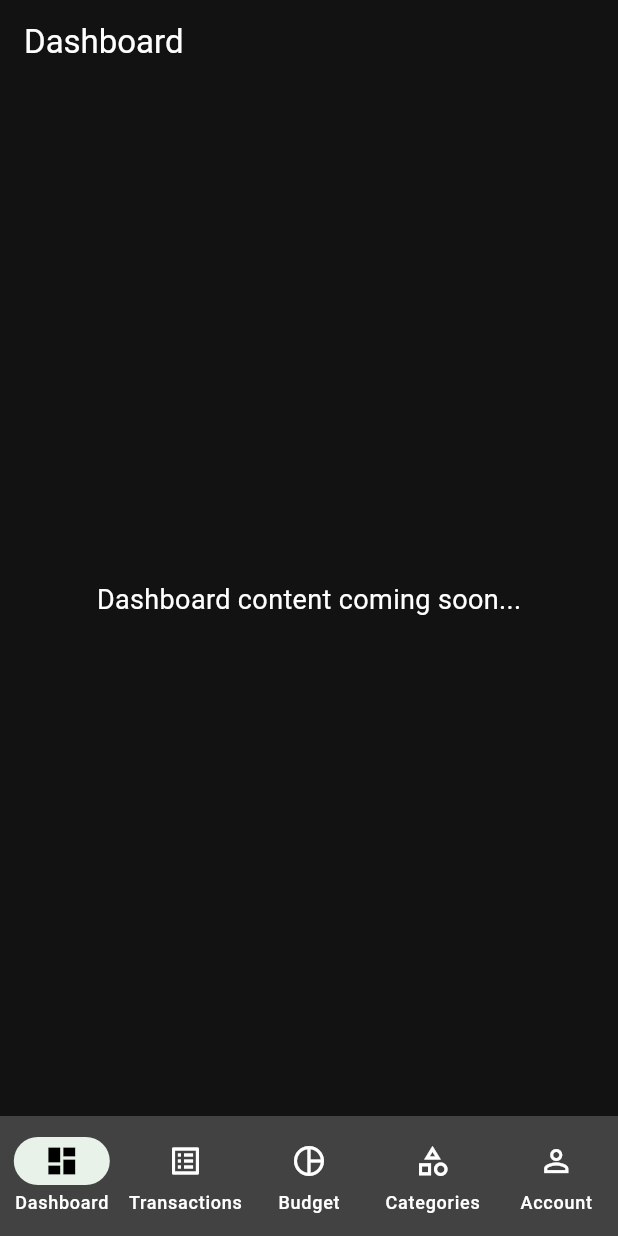
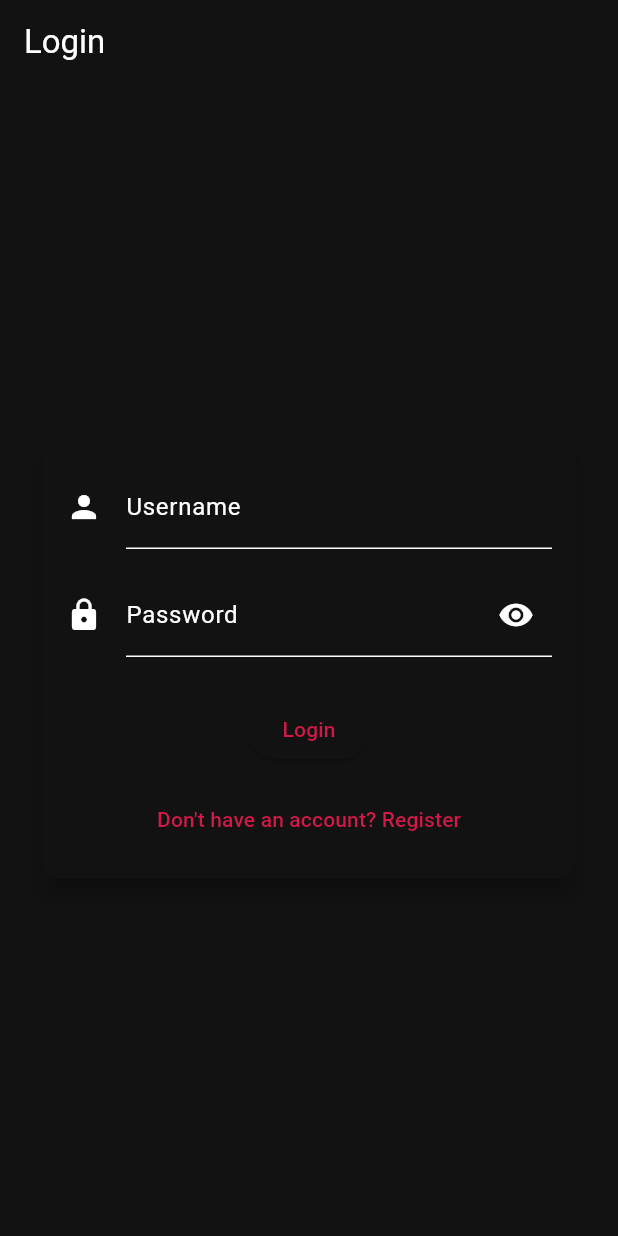
Before and after one commit to Workflow-Manager-admin/finance-tracker-and-budgeting-app-4705fa40, a Flutter app: the screen it shows after launch, on a phone screen of 412 x 824 dp. Run offline on Flutter 3.47's test engine with Material 3 defaults, Android fonts, the phone set to English and light mode, and no system bars; our stand-ins replace flutter_riverpod, shared_preferences.

Commit message:
CheckPoint - cg28a62060

```diff
--- a/finance_tracker_frontend/lib/main.dart
+++ b/finance_tracker_frontend/lib/main.dart
@@ -7,18 +7,22 @@ import 'screens/budget_screen.dart';
 import 'screens/categories_screen.dart';
 import 'screens/account_screen.dart';
 
+import 'screens/login_screen.dart';
+import 'producers/auth_provider.dart';
+
 // PUBLIC_INTERFACE
 void main() {
   /// App Entry: Wrap in ProviderScope for Riverpod state management
   runApp(const ProviderScope(child: MyApp()));
 }
 
-class MyApp extends StatelessWidget {
+class MyApp extends ConsumerWidget {
   const MyApp({super.key});
 
   /// Root MaterialApp of the application, with route configuration.
   @override
-  Widget build(BuildContext context) {
+  Widget build(BuildContext context, WidgetRef ref) {
+    final auth = ref.watch(authProvider);
     return MaterialApp(
       title: 'Finance Tracker',
       debugShowCheckedModeBanner: false,
@@ -31,7 +35,9 @@ class MyApp extends StatelessWidget {
         ),
         useMaterial3: true,
       ),
-      home: const MainNavigation(),
+      home: auth.isAuthenticated
+          ? const MainNavigation()
+          : const LoginScreen(),
     );
   }
 }
--- /dev/null
+++ b/finance_tracker_frontend/lib/screens/login_screen.dart
@@ -0,0 +1,117 @@
+import 'package:flutter/material.dart';
+import 'package:flutter_riverpod/flutter_riverpod.dart';
+import '../producers/auth_provider.dart';
+import 'register_screen.dart';
+
+class LoginScreen extends ConsumerStatefulWidget {
+  const LoginScreen({Key? key}) : super(key: key);
+
+  @override
+  ConsumerState<LoginScreen> createState() => _LoginScreenState();
+}
+
+class _LoginScreenState extends ConsumerState<LoginScreen> {
+  final _formKey = GlobalKey<FormState>();
+  String _username = '';
+  String _password = '';
+  bool _obscurePassword = true;
+
+  @override
+  Widget build(BuildContext context) {
+    final auth = ref.watch(authProvider);
+
+    return Scaffold(
+      appBar: AppBar(title: const Text('Login')),
+      body: Center(
+        child: SingleChildScrollView(
+          padding: const EdgeInsets.all(24.0),
+          child: ConstrainedBox(
+            constraints: const BoxConstraints(maxWidth: 400),
+            child: Card(
+              elevation: 6,
+              child: Padding(
+                padding: const EdgeInsets.all(16.0),
+                child: Form(
+                  key: _formKey,
+                  child: Column(
+                    mainAxisSize: MainAxisSize.min,
+                    children: [
+                      if (auth.error != null)
+                        Padding(
+                          padding: const EdgeInsets.symmetric(vertical: 8.0),
+                          child: Text(
+                            auth.error!,
+                            style: const TextStyle(color: Colors.red),
+                          ),
+                        ),
+                      TextFormField(
+                        enabled: !auth.isLoading,
+                        decoration: const InputDecoration(
+                          icon: Icon(Icons.person),
+                          labelText: 'Username',
+                        ),
+                        onChanged: (value) => _username = value,
+                        validator: (val) => val == null || val.isEmpty ? 'Required' : null,
+                      ),
+                      const SizedBox(height: 16),
+                      TextFormField(
+                        enabled: !auth.isLoading,
+                        obscureText: _obscurePassword,
+                        decoration: InputDecoration(
+                          icon: const Icon(Icons.lock),
+                          labelText: 'Password',
+                          suffixIcon: IconButton(
+                            icon: Icon(_obscurePassword
+                                ? Icons.visibility
+                                : Icons.visibility_off),
+                            onPressed: () {
+                              setState(() {
+                                _obscurePassword = !_obscurePassword;
+                              });
+                            },
+                          ),
+                        ),
+                        onChanged: (value) => _password = value,
+                        validator: (val) => val == null || val.isEmpty ? 'Required' : null,
+                      ),
+                      const SizedBox(height: 24),
+                      ElevatedButton(
+                        onPressed: auth.isLoading
+                            ? null
+                            : () async {
+                                if (_formKey.currentState?.validate() == true) {
+                                  await ref
+                                      .read(authProvider.notifier)
+                                      .login(_username, _password);
+                                }
+                              },
+                        child: auth.isLoading
+                            ? const SizedBox(
+                                width: 16,
+                                height: 16,
+                                child: CircularProgressIndicator(strokeWidth: 2))
+                            : const Text('Login'),
+                      ),
+                      const SizedBox(height: 12),
+                      TextButton(
+                        onPressed: auth.isLoading
+                            ? null
+                            : () {
+                                Navigator.push(
+                                    context,
+                                    MaterialPageRoute(
+                                        builder: (_) => const RegisterScreen()));
+                              },
+                        child: const Text('Don\'t have an account? Register'),
+                      ),
+                    ],
+                  ),
+                ),
+              ),
+            ),
+          ),
+        ),
+      ),
+    );
+  }
+}
--- a/finance_tracker_frontend/pubspec.yaml
+++ b/finance_tracker_frontend/pubspec.yaml
@@ -31,6 +31,7 @@ dependencies:
   flutter:
     sdk: flutter
   flutter_riverpod: ^2.4.0
+  shared_preferences: ^2.2.2
 
   # The following adds the Cupertino Icons font to your application.
   # Use with the CupertinoIcons class for iOS style icons.
```
Also changed, not shown: finance_tracker_frontend/lib/producers/auth_provider.dart (added, +138 -0 lines), finance_tracker_frontend/lib/screens/account_screen.dart (+38 -7 lines), finance_tracker_frontend/lib/screens/register_screen.dart (added, +155 -0 lines), finance_tracker_frontend/lib/utilities/token_storage.dart (added, +23 -0 lines), .knowledge/.knowledge.json, .knowledge/finance_tracker_frontend_lib_main.dart.json, .knowledge/finance_tracker_frontend_lib_producers_auth_provider.dart.json (added), .knowledge/finance_tracker_frontend_lib_screens_account_screen.dart.json, .knowledge/finance_tracker_frontend_lib_screens_login_screen.dart.json (added), .knowledge/finance_tracker_frontend_lib_screens_register_screen.dart.json (added), .knowledge/finance_tracker_frontend_lib_utilities_token_storage.dart.json (added), .knowledge/finance_tracker_frontend_pubspec.yaml.json, finance_tracker_frontend/pubspec.lock, 2 other files.
